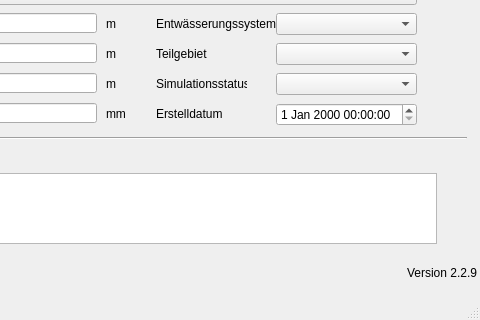
This is qkan/database/templates/haltungen.ui in hoettges/QKan as Qt 5 draws it before an edit; both pictures show x 164 to 644 and y 227 to 547 of the 644 by 547 pixel window. The edited form follows.
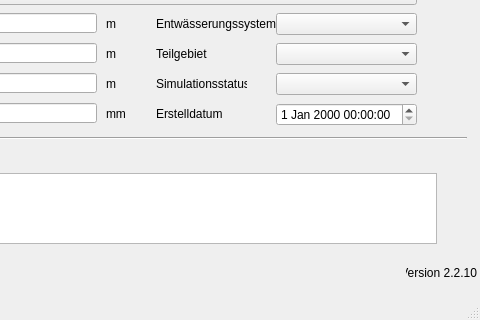
This is the edited form. Custom widgets are drawn as their Qt base class.

What changed in the file:
```diff
--- a/qkan/database/templates/haltungen.ui
+++ b/qkan/database/templates/haltungen.ui
@@ -521,7 +521,7 @@
      <string>Version QKan Import</string>
     </property>
     <property name="text">
-     <string>Version 2.2.9</string>
+     <string>Version 2.2.10</string>
     </property>
     <property name="alignment">
      <set>Qt::AlignRight|Qt::AlignTrailing|Qt::AlignVCenter</set>
```
